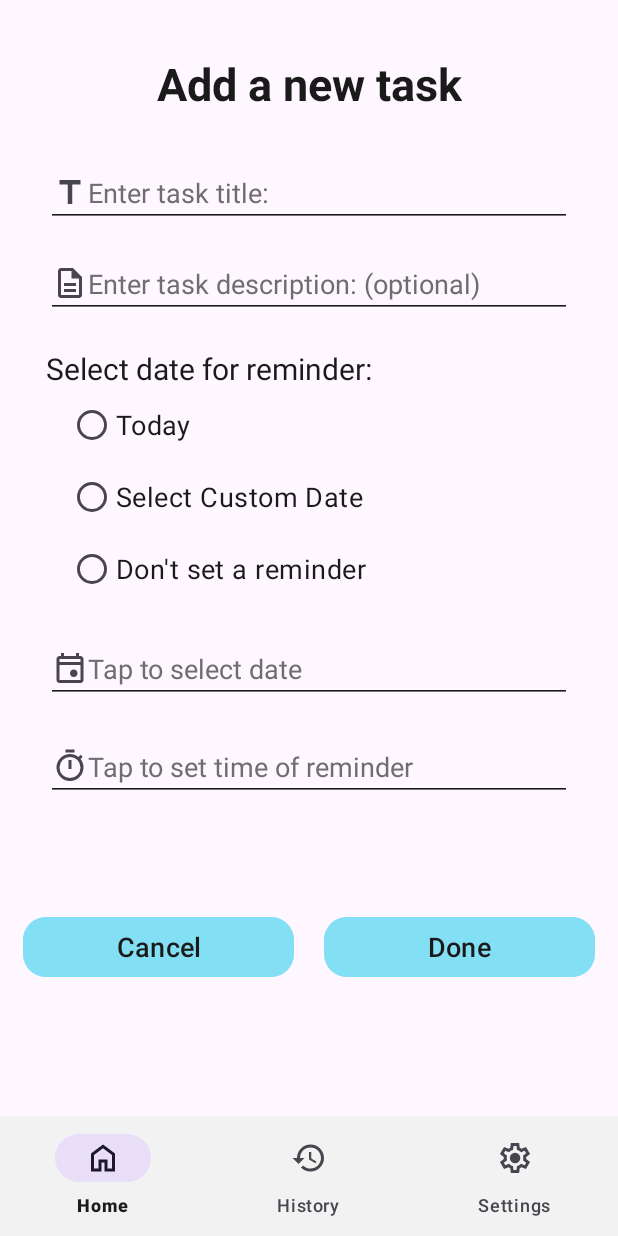
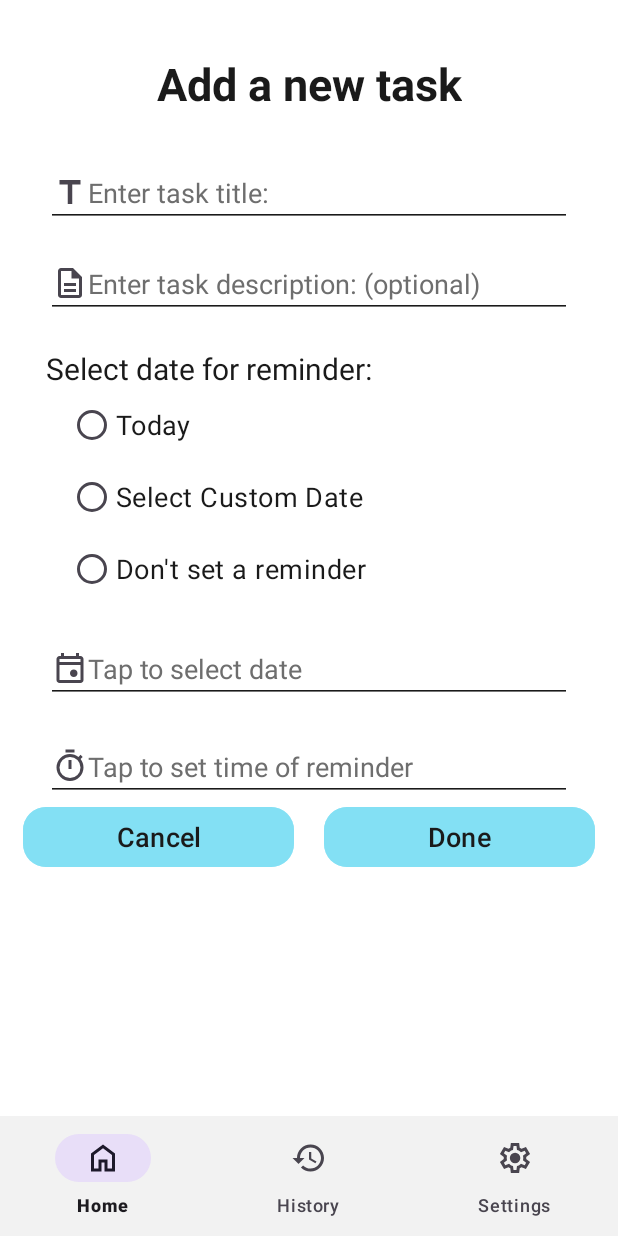
Before and after one commit to AtharvPatil3990/Plan-Task, an Android app: the AddTaskFragment screen opened through its navigation route, on a phone screen of 412 x 824 dp. Run offline under Robolectric (Android 15) with nearby library versions, the phone set to English and light mode, and no system bars; our stand-ins replace navigation-ui.

Commit message:
Add Amination in home page

```diff
--- a/app/src/main/AndroidManifest.xml
+++ b/app/src/main/AndroidManifest.xml
@@ -12,6 +12,10 @@
         android:supportsRtl="true"
         android:theme="@style/Theme.PlanTask">
         <activity
+            android:name=".SplashScreen"
+            android:exported="true">
+        </activity>
+        <activity
             android:name=".MainActivity"
             android:exported="true">
             <intent-filter>
--- a/app/src/main/java/ui/home/HomeFragment.java
+++ b/app/src/main/java/ui/home/HomeFragment.java
@@ -2,6 +2,7 @@ package ui.home;
 
 import static com.google.android.material.snackbar.BaseTransientBottomBar.ANIMATION_MODE_FADE;
 
+import android.animation.ValueAnimator;
 import android.app.AlertDialog;
 import android.content.Context;
 import android.content.DialogInterface;
@@ -11,7 +12,9 @@ import android.util.Log;
 import android.view.LayoutInflater;
 import android.view.View;
 import android.view.ViewGroup;
+import android.view.animation.AccelerateDecelerateInterpolator;
 import android.widget.ImageView;
+import android.widget.ProgressBar;
 import android.widget.TextView;
 import android.widget.Toast;
 
@@ -43,7 +46,7 @@ public class HomeFragment extends Fragment {
     RecyclerView rvTaskList;
     ArrayList<TaskModel> taskArrayList;
     ImageView ivNoTasks;
-    LinearProgressIndicator progressIndicator;
+    LinearProgressIndicator progressBar;
     TextView tvProgressCount, tvPendingTaskCount, tvCompletedTaskCount, tvNoTaskStatement;
     ProgressCount progressCount;
 
@@ -92,11 +95,11 @@ public class HomeFragment extends Fragment {
                         rvTaskList.scrollToPosition(taskArrayList.size() - 1);
                         progressCount.totalTaskCount++;
                         progressCount.pendingTaskCount++;
-                        updateTaskIndicator();
+                        updateTaskCount();
                     }
                 }
                 else {
-                    updateTaskIndicator();
+                    updateTaskCount();
                 }
             }
         });
@@ -107,7 +110,7 @@ public class HomeFragment extends Fragment {
         rvTaskList = view.findViewById(R.id.rvTaskList);
         btnAddTask = view.findViewById(R.id.btnAddTask);
         ivNoTasks = view.findViewById(R.id.ivEmptyList);
-        progressIndicator = view.findViewById(R.id.progressIndicator);
+        progressBar = view.findViewById(R.id.progressIndicator);
         tvProgressCount = view.findViewById(R.id.tvProgressCount);
         tvPendingTaskCount = view.findViewById(R.id.tvPendingTaskCount);
         tvCompletedTaskCount = view.findViewById(R.id.tvCompletedTaskCount);
@@ -125,7 +128,7 @@ public class HomeFragment extends Fragment {
 
         rvTaskList.setLayoutManager(new LinearLayoutManager(requireContext()));
         setRecyclerView();
-        updateTaskIndicator();
+        updateTaskCount();
 
         return view;
     }
@@ -215,6 +218,11 @@ public class HomeFragment extends Fragment {
             dbHelper.updateTaskState(taskModel.getId(), taskModel.isStatusCompleted());
             dbHelper.close();
             if(taskModel.isStatusCompleted()) {
+                if(taskModel.getReminder_time() == 0){
+                    Snackbar.make(requireContext(), requireView(), "No reminder set — task appears in calendar after completion.", Snackbar.LENGTH_SHORT)
+                            .setAnimationMode(Snackbar.ANIMATION_MODE_FADE)
+                            .show();
+                }
                 progressCount.pendingTaskCount--;
                 progressCount.completedTaskCount++;
             }
@@ -224,7 +232,7 @@ public class HomeFragment extends Fragment {
             }
             assert rvTaskList.getAdapter() != null;
             rvTaskList.getAdapter().notifyItemChanged(position);
-            updateTaskIndicator();
+            updateTaskCount();
         });
 
         rvAdapter.setBottomSheetTaskActionListener(new BottomSheetTaskActionListener() {
@@ -255,23 +263,37 @@ public class HomeFragment extends Fragment {
         }
     }
 
-    public void updateTaskIndicator(){
+    public void updateTaskCount(){
         if(progressCount.totalTaskCount== 0){
-            progressIndicator.setProgress(0);
+            progressBar.setProgress(0);
             tvProgressCount.setText("0%");
-            ivNoTasks.setVisibility(View.VISIBLE);
+            setListStateEmpty(true);
         }
         else {
             setListStateEmpty(false);
 
             int progress = (int) (((float) progressCount.completedTaskCount / progressCount.totalTaskCount) * 100);
-            String progressText = progress + "%";
-            tvProgressCount.setText(progressText);
-            progressIndicator.setProgress(progress);
+            animateProgressBar(progressBar.getProgress(), progress);
         }
 
         tvPendingTaskCount.setText(String.valueOf(progressCount.pendingTaskCount));
         tvCompletedTaskCount.setText(String.valueOf(progressCount.completedTaskCount));
+    }
+
+    private void animateProgressBar(int from, int to){
+        ValueAnimator valueAnimator = ValueAnimator.ofInt(from, to);
+        valueAnimator.setInterpolator(new AccelerateDecelerateInterpolator());
+        valueAnimator.setDuration(600);
+
+        valueAnimator.addUpdateListener(new ValueAnimator.AnimatorUpdateListener() {
+            @Override
+            public void onAnimationUpdate(@NonNull ValueAnimator animation) {
+                int progress = (int) animation.getAnimatedValue();
+                progressBar.setProgress(progress);
+                tvProgressCount.setText(progress + "%");
+            }
+        });
+        valueAnimator.start();
     }
 
     private void deleteTask(TaskModel taskModel, int position){
@@ -290,7 +312,7 @@ public class HomeFragment extends Fragment {
         else
             progressCount.pendingTaskCount--;
 
-        updateTaskIndicator();
+        updateTaskCount();
     }
 
     @Override
@@ -298,6 +320,6 @@ public class HomeFragment extends Fragment {
         super.onResume();
         progressCount.totalTaskCount = taskArrayList.size();
 
-        updateTaskIndicator();
+        updateTaskCount();
     }
 }
--- a/app/src/main/java/ui/home/RecyclerViewAdapter.java
+++ b/app/src/main/java/ui/home/RecyclerViewAdapter.java
@@ -6,6 +6,7 @@ import android.view.LayoutInflater;
 import android.view.MenuItem;
 import android.view.View;
 import android.view.ViewGroup;
+import android.view.animation.AnimationUtils;
 import android.widget.PopupMenu;
 import android.widget.TextView;
 
@@ -59,6 +60,7 @@ public class RecyclerViewAdapter extends RecyclerView.Adapter<RecyclerViewAdapte
         holder.chipTaskStatus.setOnLongClickListener(new View.OnLongClickListener() {
             @Override
             public boolean onLongClick(View v) {
+                v.startAnimation(AnimationUtils.loadAnimation(context, R.anim.button_click_scale_animation));
                 int taskPosition = holder.getLayoutPosition();
                 TaskModel taskModel = taskArrayList.get(taskPosition);
                 taskModel.setIsStatusCompleted(!taskModel.isStatusCompleted());
@@ -71,6 +73,7 @@ public class RecyclerViewAdapter extends RecyclerView.Adapter<RecyclerViewAdapte
         });
 
         holder.cvTask.setOnClickListener(v -> {
+            v.startAnimation(AnimationUtils.loadAnimation(v.getContext(), R.anim.button_click_scale_animation));
             int positionInside = holder.getLayoutPosition(); // position = index
             TaskModel taskModel = taskArrayList.get(positionInside);
             TaskBottomSheet taskBottomSheet = new TaskBottomSheet(taskModel, positionInside, bottomSheetTaskActionListener);
@@ -148,7 +151,7 @@ public class RecyclerViewAdapter extends RecyclerView.Adapter<RecyclerViewAdapte
             if(toBeChecked) {
 //                Task status saved as checked
                 chipTaskStatus.setChecked(true);
-                chipTaskStatus.setText("Completed");
+                chipTaskStatus.setText("Done ");
                 chipTaskStatus.setChipBackgroundColorResource(R.color.completed);
                 chipTaskStatus.setChipIconResource(R.drawable.task_completed_icon);
             }
--- a/app/src/main/java/ui/home/TaskBottomSheet.java
+++ b/app/src/main/java/ui/home/TaskBottomSheet.java
@@ -5,6 +5,7 @@ import android.os.Bundle;
 import android.text.format.DateUtils;
 import android.view.LayoutInflater;
 import android.view.View;
+import android.view.animation.AnimationUtils;
 import android.widget.Button;
 import android.widget.TextView;
 
@@ -97,11 +98,15 @@ public class TaskBottomSheet extends BottomSheetDialogFragment {
             tvStatus.setText("Pending");
 
         btnEdit.setOnClickListener(v -> {
+            v.startAnimation(AnimationUtils.loadAnimation(requireContext(), R.anim.button_click_scale_animation));
+
             bottomSheetTaskActionListener.onEditTask(task, position);
             dismiss();
         });
 
         btnDelete.setOnClickListener(v -> {
+            v.startAnimation(AnimationUtils.loadAnimation(requireContext(), R.anim.button_click_scale_animation));
+
             bottomSheetTaskActionListener.onDeleteTask(task, position);
             dismiss();
         });
--- a/app/src/main/res/layout/fragment_add_task.xml
+++ b/app/src/main/res/layout/fragment_add_task.xml
@@ -1,12 +1,20 @@
 <?xml version="1.0" encoding="utf-8"?>
-<androidx.constraintlayout.widget.ConstraintLayout xmlns:android="http://schemas.android.com/apk/res/android"
+<LinearLayout xmlns:android="http://schemas.android.com/apk/res/android"
     xmlns:tools="http://schemas.android.com/tools"
     android:layout_width="match_parent"
     android:layout_height="match_parent"
     xmlns:app="http://schemas.android.com/apk/res-auto"
     android:padding="15dp"
-    android:backgroundTint="@color/screenBackground"
+    android:background="@color/cardBackground"
     tools:context="ui.home.AddTaskFragment">
+
+    <ScrollView
+        android:layout_width="match_parent"
+        android:layout_height="match_parent"
+        >
+        <androidx.constraintlayout.widget.ConstraintLayout
+            android:layout_width="match_parent"
+            android:layout_height="wrap_content" >
 
             <TextView
                 android:layout_width="wrap_content"
@@ -63,14 +71,13 @@
                 android:layout_width="wrap_content"
                 android:layout_height="0dp"
                 android:layout_marginStart="15dp"
-        android:layout_marginTop="15dp"
                 android:text="*Please select a date option"
                 android:textColor="@color/red"
                 android:textSize="16dp"
                 android:textStyle="bold"
                 android:visibility="gone"
                 app:layout_constraintStart_toStartOf="parent"
-        app:layout_constraintTop_toBottomOf="@id/etDescription" />
+                app:layout_constraintTop_toBottomOf="@id/rgSelectDate" />
 
             <TextView
                 android:layout_width="match_parent"
@@ -81,7 +88,7 @@
                 android:textColor="@color/primaryText"
                 app:layout_constraintStart_toStartOf="parent"
                 app:layout_constraintEnd_toEndOf="parent"
-        app:layout_constraintTop_toBottomOf="@id/tvDateErrorMessage"
+                app:layout_constraintTop_toBottomOf="@id/etDescription"
                 android:layout_marginStart="15dp"
                 android:layout_marginTop="20dp"
                 android:layout_marginEnd="15dp" />
@@ -215,3 +222,5 @@
                 />
 
         </androidx.constraintlayout.widget.ConstraintLayout>
+    </ScrollView>
+</LinearLayout>
--- a/app/src/main/res/layout/recycler_view_layout.xml
+++ b/app/src/main/res/layout/recycler_view_layout.xml
@@ -2,7 +2,6 @@
 <com.google.android.material.card.MaterialCardView
     android:layout_width="match_parent"
     android:layout_height="wrap_content"
-    app:cardBackgroundColor="@color/recycler_item_background"
     app:cardCornerRadius="8dp"
     android:layout_marginBottom="2dp"
     app:cardElevation="2dp"
@@ -14,6 +13,7 @@
     <androidx.constraintlayout.widget.ConstraintLayout
         android:layout_width="match_parent"
         android:layout_height="wrap_content"
+        android:background="@color/cardBackground"
         android:padding="4dp">
 
         <TextView
```
Also changed, not shown: app/src/main/java/com/android/plantask/SplashScreen.java (added, +37 -0 lines), app/src/main/java/ui/home/AddTaskFragment.java (+9 -4 lines), app/src/main/res/anim/button_click_scale_animation.xml (added, +23 -0 lines), app/src/main/res/layout/activity_splash_screen.xml (added, +17 -0 lines), app/src/main/res/layout/bottom_sheet_task_detail.xml (+11 -5 lines), app/src/main/res/drawable/plan_task_full_logo.png (added), app/src/main/res/drawable/plan_task_logo.png. Lines whose indentation alone changed are shown as unchanged.
